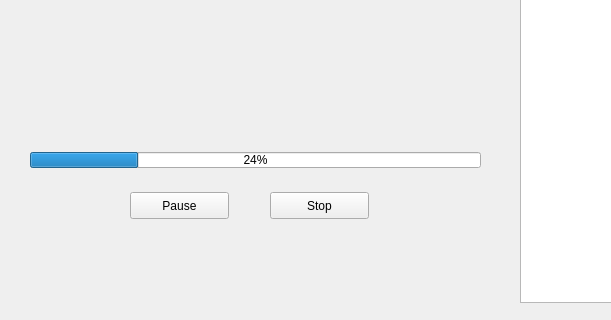
First picture: the form in InstantMusicClient/connectedwindow.ui, repository zeokav/InstantMusic, before the edit; both pictures show x 0 to 611 and y 197 to 517 of the 800 by 600 pixel window.
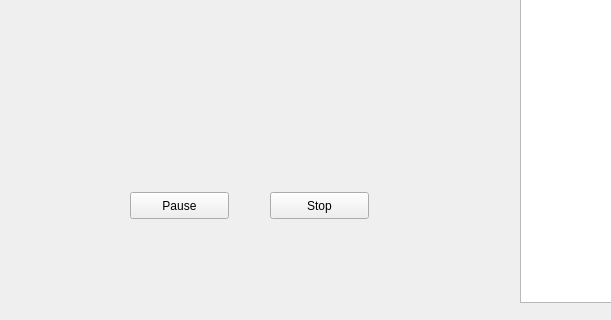
Second picture: the form after the edit.

Commit message: Fixed not playing over hotspot

What changed in the file:
```diff
--- a/InstantMusicClient/connectedwindow.ui
+++ b/InstantMusicClient/connectedwindow.ui
@@ -106,19 +106,6 @@
      <string>Pause</string>
     </property>
    </widget>
-   <widget class="QProgressBar" name="playProgress">
-    <property name="geometry">
-     <rect>
-      <x>30</x>
-      <y>330</y>
-      <width>451</width>
-      <height>16</height>
-     </rect>
-    </property>
-    <property name="value">
-     <number>24</number>
-    </property>
-   </widget>
    <widget class="QPushButton" name="stopButton">
     <property name="geometry">
      <rect>
```
Left out of the diff: 2 changed lines with no effect on the pictures. The commit also changes 2 other files.
